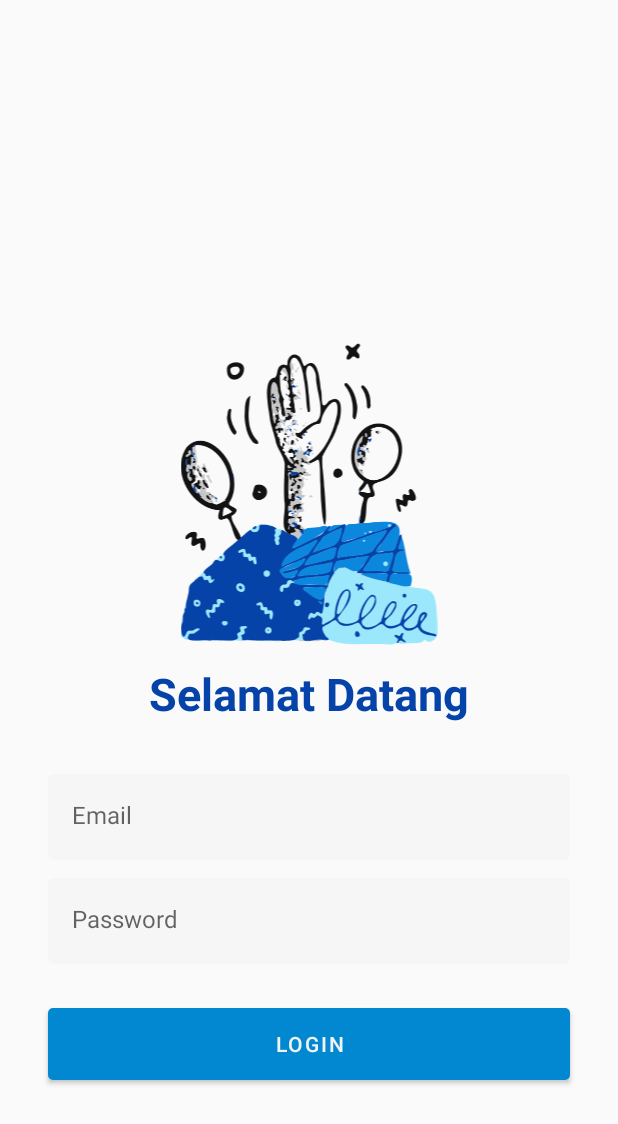
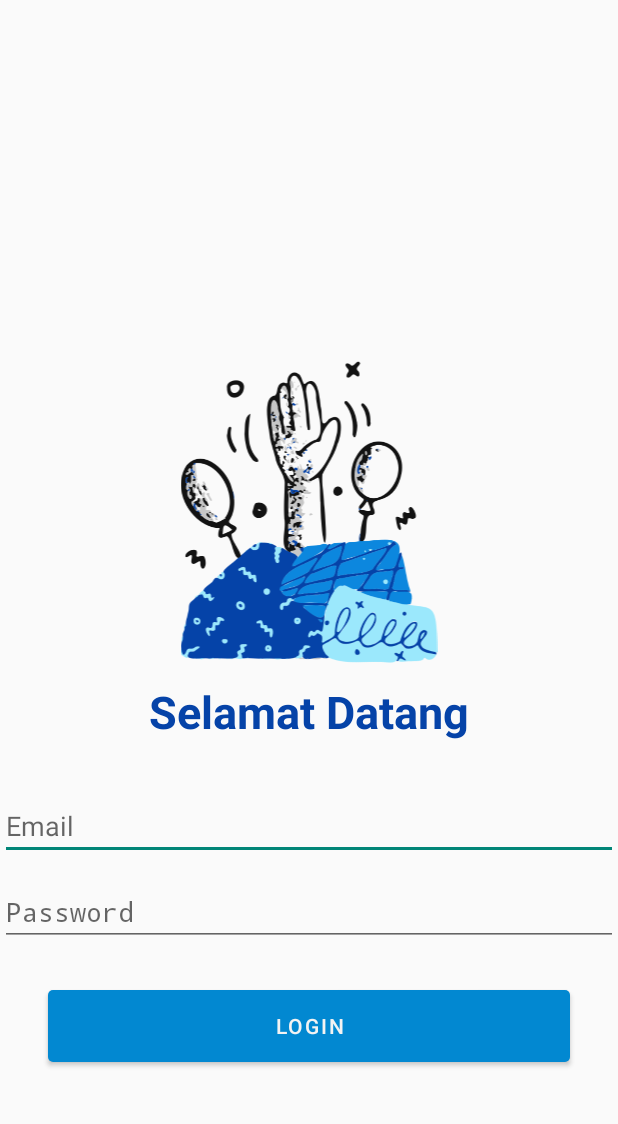
Before and after one commit to agustinanisaf/SquareCheck-android, an Android app: the screen it shows after launch (LoginActivity), on a phone screen of 412 x 824 dp. Shown: the top 1124 px of the screen. Run offline under Robolectric (Android 15) with nearby library versions, the phone set to English and light mode, and no system bars; our stand-ins replace data binding; Roboto replaces fonts that are not available here.

```diff
--- a/app/build.gradle
+++ b/app/build.gradle
@@ -20,7 +20,7 @@ android {
 
     buildTypes {
         debug {
-            buildConfigField 'String', 'baseUrl', '"http://10.0.2.2/api/"'
+            buildConfigField 'String', 'baseUrl', '"http://192.168.43.155/api/"'
         }
         release {
             // TODO: Change to Server IP
--- a/app/src/main/res/layout/content_login.xml
+++ b/app/src/main/res/layout/content_login.xml
@@ -30,19 +30,23 @@
 
         <EditText
             android:id="@+id/et_email"
-            style="@style/EtLoginBox"
+            android:style="@style/EtLoginBox"
             android:layout_marginBottom="12dp"
             android:autofillHints="@string/email"
             android:hint="@string/email"
-            android:inputType="textEmailAddress" />
+            android:inputType="textEmailAddress"
+            android:layout_height="wrap_content"
+            android:layout_width="match_parent" />
 
         <EditText
             android:id="@+id/et_password"
-            style="@style/EtLoginBox"
+            android:style="@style/EtLoginBox"
             android:layout_marginBottom="29dp"
             android:autofillHints="@string/password"
             android:hint="@string/password"
-            android:inputType="textPassword" />
+            android:inputType="textPassword"
+            android:layout_height="wrap_content"
+            android:layout_width="match_parent" />
 
         <Button
             android:id="@+id/btn_login"
```
